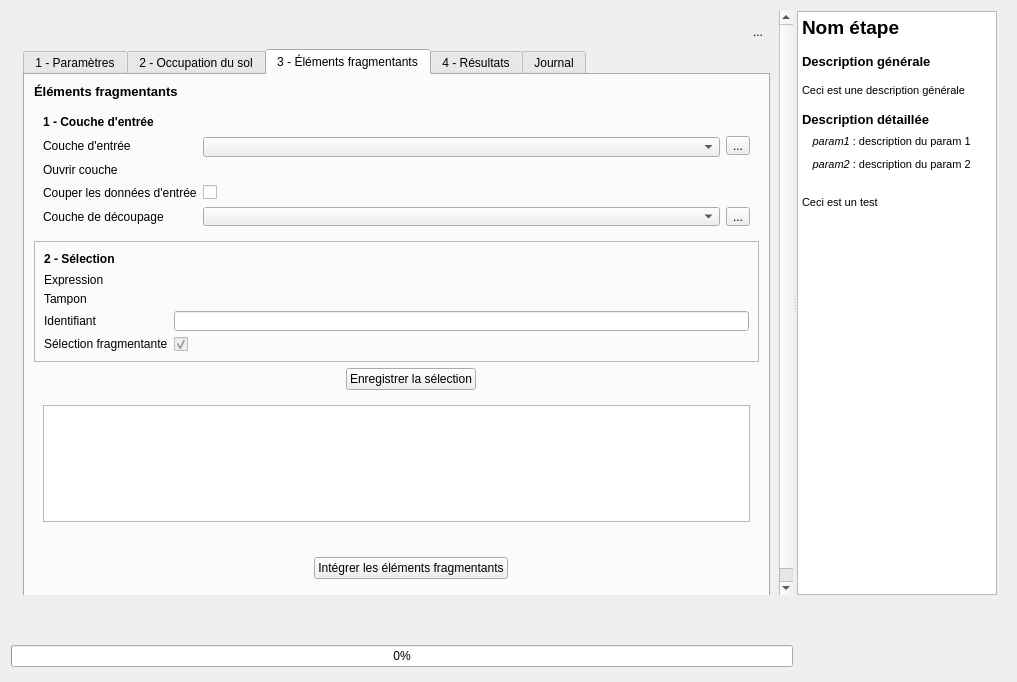
Before: the Qt Designer form Meff_dialog_base.ui in MathieuChailloux/FragScape, drawn with Qt 5.
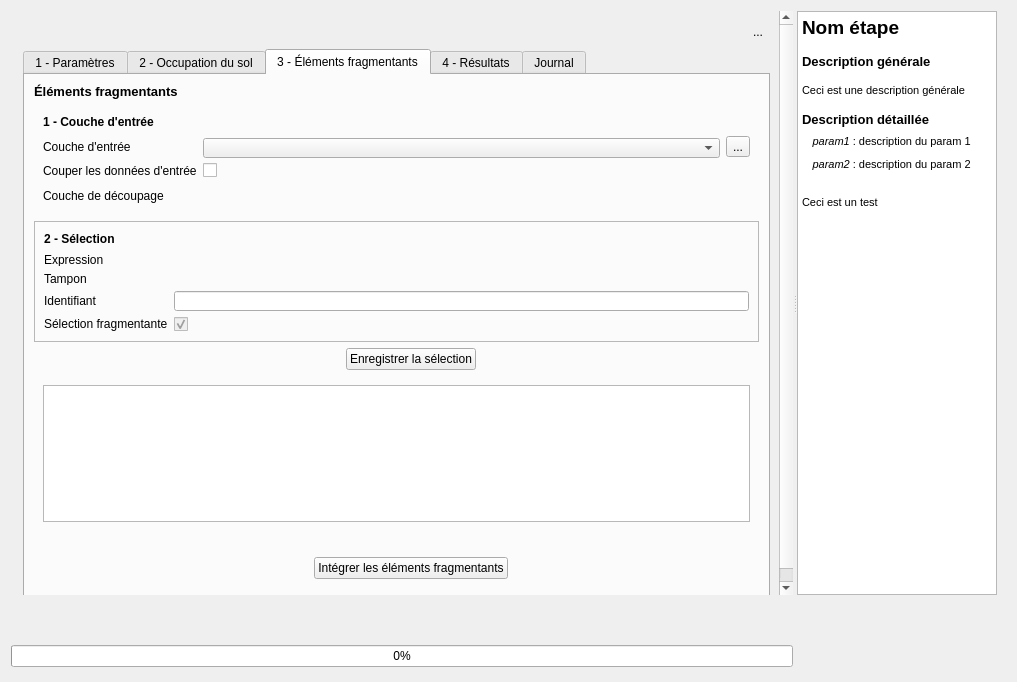
After: the same form once the commit is applied. The open tabs and pages were chosen to show the change. Icons and pictures are not drawn. Custom widgets are drawn as their Qt base class.

Commit message: Clip layer moved to landuse and fragm steps.

Diff of the .ui file:
```diff
--- a/Meff_dialog_base.ui
+++ b/Meff_dialog_base.ui
@@ -1082,7 +1082,7 @@
                  <property name="minimumSize">
                   <size>
                    <width>200</width>
-                   <height>130</height>
+                   <height>110</height>
                   </size>
                  </property>
                  <property name="frameShape">
@@ -1169,47 +1169,6 @@
                    </widget>
                   </item>
                   <item row="2" column="0">
-                   <widget class="QLabel" name="selectionOpenLayerLabel_3">
-                    <property name="sizePolicy">
-                     <sizepolicy hsizetype="Fixed" vsizetype="Fixed">
-                      <horstretch>0</horstretch>
-                      <verstretch>0</verstretch>
-                     </sizepolicy>
-                    </property>
-                    <property name="minimumSize">
-                     <size>
-                      <width>0</width>
-                      <height>0</height>
-                     </size>
-                    </property>
-                    <property name="text">
-                     <string>Ouvrir couche</string>
-                    </property>
-                   </widget>
-                  </item>
-                  <item row="2" column="1" colspan="2">
-                   <widget class="QgsFileWidget" name="fragmInLayer">
-                    <property name="sizePolicy">
-                     <sizepolicy hsizetype="Expanding" vsizetype="Fixed">
-                      <horstretch>0</horstretch>
-                      <verstretch>0</verstretch>
-                     </sizepolicy>
-                    </property>
-                    <property name="minimumSize">
-                     <size>
-                      <width>0</width>
-                      <height>20</height>
-                     </size>
-                    </property>
-                    <property name="maximumSize">
-                     <size>
-                      <width>16777215</width>
-                      <height>16</height>
-                     </size>
-                    </property>
-                   </widget>
-                  </item>
-                  <item row="3" column="0">
                    <widget class="QLabel" name="selectionLayerLabel_17">
                     <property name="sizePolicy">
                      <sizepolicy hsizetype="Fixed" vsizetype="Minimum">
@@ -1231,7 +1190,7 @@
                     </property>
                    </widget>
                   </item>
-                  <item row="3" column="1">
+                  <item row="2" column="1">
                    <widget class="QCheckBox" name="fragmClipDataFlag">
                     <property name="layoutDirection">
                      <enum>Qt::LeftToRight</enum>
@@ -1244,7 +1203,7 @@
                     </property>
                    </widget>
                   </item>
-                  <item row="4" column="0">
+                  <item row="3" column="0">
                    <widget class="QLabel" name="selectionLayerLabel_16">
                     <property name="sizePolicy">
                      <sizepolicy hsizetype="Fixed" vsizetype="Minimum">
@@ -1266,26 +1225,10 @@
                     </property>
                    </widget>
                   </item>
-                  <item row="4" column="1">
-                   <widget class="QgsMapLayerComboBox" name="fragmClipLayerCombo">
-                    <property name="sizePolicy">
-                     <sizepolicy hsizetype="Expanding" vsizetype="Fixed">
-                      <horstretch>0</horstretch>
-                      <verstretch>0</verstretch>
-                     </sizepolicy>
-                    </property>
-                    <property name="minimumSize">
-                     <size>
-                      <width>0</width>
-                      <height>0</height>
-                     </size>
-                    </property>
-                   </widget>
-                  </item>
-                  <item row="4" column="2">
-                   <widget class="QToolButton" name="fragmClipLayer">
-                    <property name="text">
-                     <string>...</string>
+                  <item row="3" column="1" colspan="2">
+                   <widget class="QgsFileWidget" name="fragmClipLayer">
+                    <property name="enabled">
+                     <bool>false</bool>
                     </property>
                    </widget>
                   </item>
```
Left out of the diff: 67 changed lines with no effect on the pictures. The commit also changes 3 other files.
